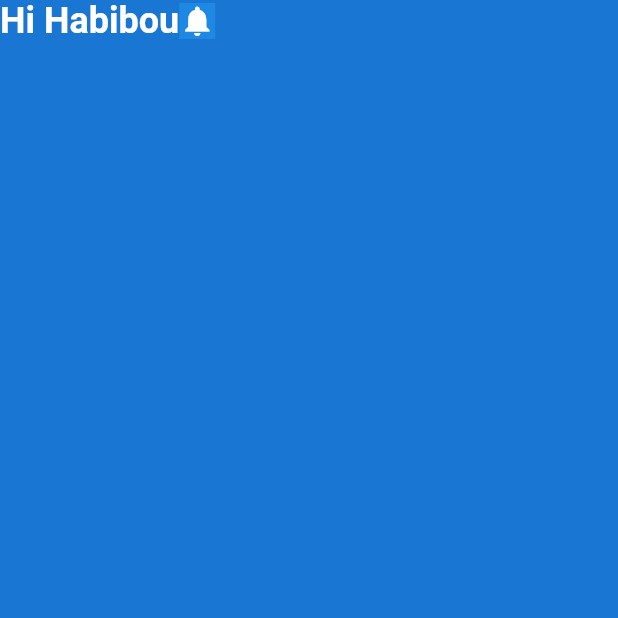
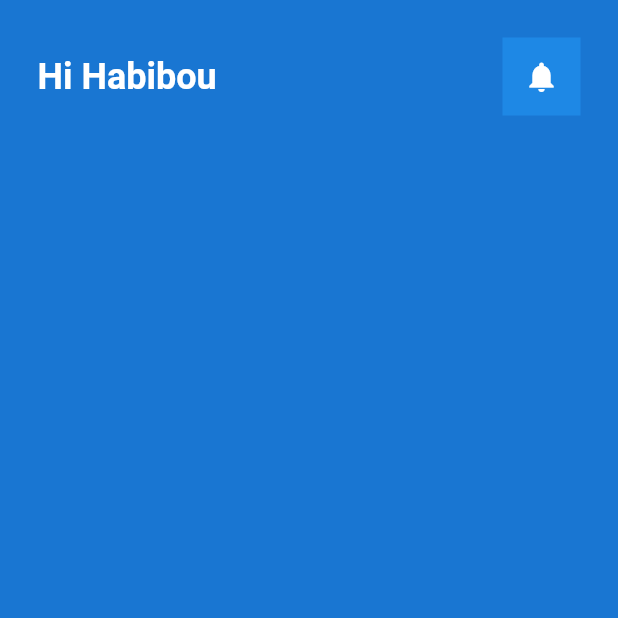
Before and after one commit to Hbbmoussa/Flutter_mentalhealth_app, a Flutter app: the screen it shows after launch, on a phone screen of 412 x 824 dp, the top half of it. Run offline on Flutter 3.47's test engine with Material 2 defaults, Android fonts, the light colour scheme and no system bars.

Commit message:
gretting row ok

```diff
--- a/lib/pages/home_page.dart
+++ b/lib/pages/home_page.dart
@@ -17,9 +17,12 @@ class _MyHomePageState extends State<MyHomePage> {
     return Scaffold(
       backgroundColor: Colors.blue[700],
       body: SafeArea(
+        child: Padding(
+          padding: EdgeInsets.all(25),
           child: Column(
             children: [
               Row(
+                mainAxisAlignment: MainAxisAlignment.spaceBetween,
                 children: [
                   //Hi habibou !
                   Text(
@@ -33,6 +36,7 @@ class _MyHomePageState extends State<MyHomePage> {
                   //Notification
                   Container(
                     decoration: BoxDecoration(color: Colors.blue[600]),
+                    padding: EdgeInsets.all(14),
                     child: Icon(
                       Icons.notifications,
                       color: Colors.white,
@@ -43,6 +47,7 @@ class _MyHomePageState extends State<MyHomePage> {
             ],
           ),
         ),
+      ),
     );
   }
 }
```
Also changed, not shown: 1 other file. Lines whose indentation alone changed are shown as unchanged.
